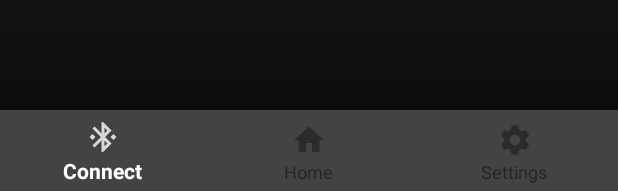
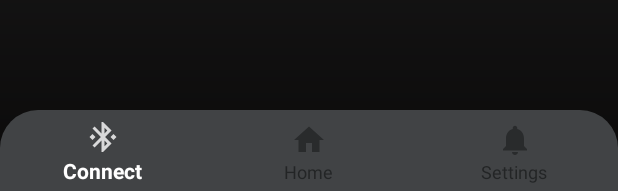
Before and after one commit to DanielAlonsoTM/Glados-App, an Android app: the layout activity_main.xml on its own in the app's theme, with its tools: preview values and no code run, on a phone screen of 412 x 824 dp. Shown: the part 1042-1233 px from the top of the screen. Run offline under Robolectric (Android 15) with nearby library versions, the phone set to English and light mode, and no system bars.

Commit message:
Changes in design of bottom_navigation

```diff
--- /dev/null
+++ b/app/src/main/res/drawable-anydpi/ic_action_notifications.xml
@@ -0,0 +1,11 @@
+<vector xmlns:android="http://schemas.android.com/apk/res/android"
+    android:width="24dp"
+    android:height="24dp"
+    android:viewportWidth="24"
+    android:viewportHeight="24"
+    android:tint="#FFFFFF"
+    android:alpha="0.8">
+    <path
+        android:fillColor="#FF000000"
+        android:pathData="M12,22c1.1,0 2,-0.9 2,-2h-4c0,1.1 0.89,2 2,2zM18,16v-5c0,-3.07 -1.64,-5.64 -4.5,-6.32L13.5,4c0,-0.83 -0.67,-1.5 -1.5,-1.5s-1.5,0.67 -1.5,1.5v0.68C7.63,5.36 6,7.92 6,11v5l-2,2v1h16v-1l-2,-2z"/>
+</vector>
--- /dev/null
+++ b/app/src/main/res/drawable/bottom_navigation_background.xml
@@ -0,0 +1,7 @@
+<?xml version="1.0" encoding="UTF-8"?>
+<shape xmlns:android="http://schemas.android.com/apk/res/android">
+    <solid android:color="@color/colorPrimary"/>
+    <corners
+            android:topRightRadius="25dp"
+            android:topLeftRadius="25dp"/>
+</shape>
--- a/app/src/main/res/layout/activity_main.xml
+++ b/app/src/main/res/layout/activity_main.xml
@@ -32,6 +32,7 @@
                 android:src="@drawable/ic_action_settings"
                 android:contentDescription="@string/app_name"/>
     </RelativeLayout>
+
     <FrameLayout
             android:id="@+id/main_fragment"
             android:layout_width="match_parent"
@@ -44,7 +45,10 @@
             android:layout_width="match_parent"
             android:layout_height="wrap_content"
             android:layout_gravity="bottom"
-            android:background="@color/colorPrimary"
+            app:layout_constraintBottom_toBottomOf="parent"
+            app:layout_constraintLeft_toLeftOf="parent"
+            app:layout_constraintRight_toRightOf="parent"
+            android:background="@drawable/bottom_navigation_background"
             app:menu="@menu/menu_bottom_navigation"
             app:itemIconTint="@drawable/bottom_navigation_selector_color"
             app:itemTextColor="@drawable/bottom_navigation_selector_color"/>
--- a/app/src/main/res/menu/menu_bottom_navigation.xml
+++ b/app/src/main/res/menu/menu_bottom_navigation.xml
@@ -12,9 +12,9 @@
           android:orderInCategory="100"
           android:icon="@drawable/ic_action_home"
           app:showAsAction="never"/>
-    <item android:id="@+id/bnv_settings"
+    <item android:id="@+id/bnv_notifications"
           android:title="@string/action_settings"
           android:orderInCategory="100"
-          android:icon="@drawable/ic_action_settings"
+          android:icon="@drawable/ic_action_notifications"
           app:showAsAction="never"/>
 </menu>
```
Also changed, not shown: app/src/main/res/drawable-hdpi/ic_action_notifications.png (added), app/src/main/res/drawable-mdpi/ic_action_notifications.png (added), app/src/main/res/drawable-xhdpi/ic_action_notifications.png (added), app/src/main/res/drawable-xxhdpi/ic_action_notifications.png (added).
